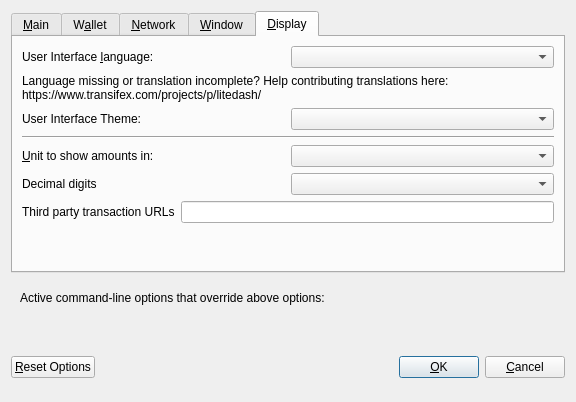
First picture: the form in src/qt/forms/optionsdialog.ui, repository FactorBackup/factor-1, before the edit.
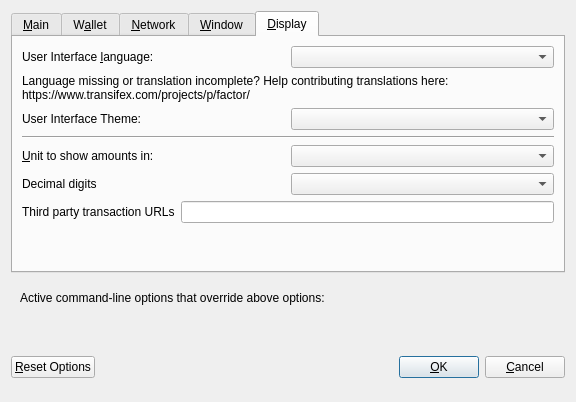
Second picture: the form after the edit. The open tabs and pages were chosen to show the change. Custom widgets are drawn as their Qt base class.

Patch:
```diff
--- a/src/qt/forms/optionsdialog.ui
+++ b/src/qt/forms/optionsdialog.ui
@@ -466,7 +466,7 @@
          </property>
          <property name="text">
           <string>Language missing or translation incomplete? Help contributing translations here:
-https://www.transifex.com/projects/p/litedash/</string>
+https://www.transifex.com/projects/p/factor/</string>
          </property>
          <property name="wordWrap">
           <bool>true</bool>
```
